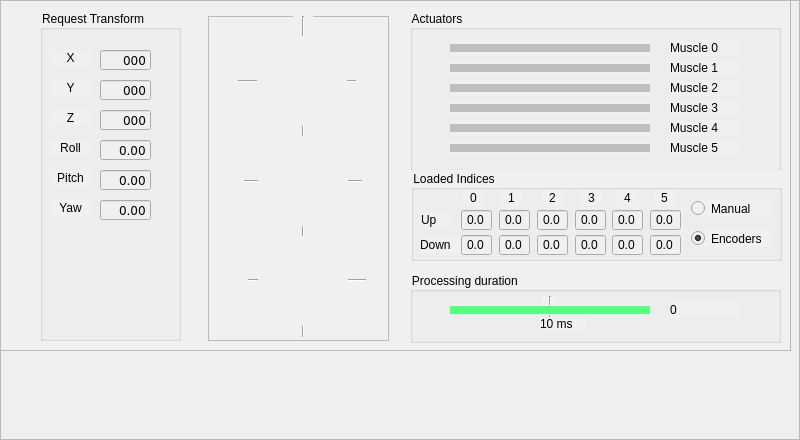
Qt form output_gui.ui (michaelmargolis/MdxMotionPlatformV3) before a commit.
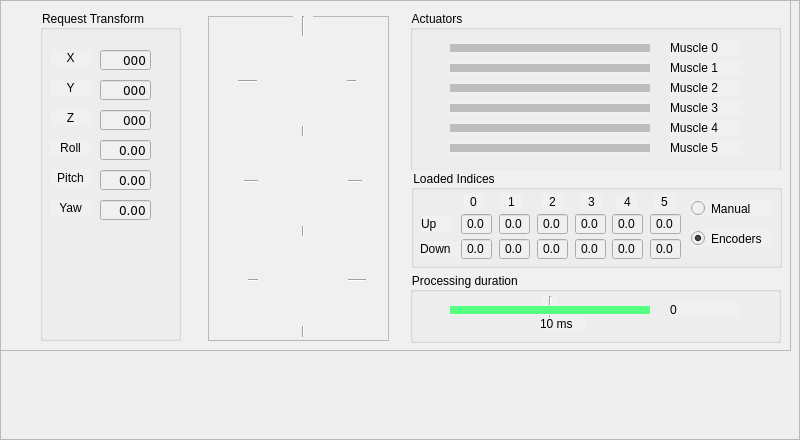
The same form after that commit. Icons and pictures are not drawn.

```diff
--- a/output_gui.ui
+++ b/output_gui.ui
@@ -581,7 +581,7 @@
       <x>411</x>
       <y>170</y>
       <width>371</width>
-      <height>91</height>
+      <height>98</height>
      </rect>
     </property>
     <property name="title">
@@ -591,7 +591,7 @@
      <property name="geometry">
       <rect>
        <x>52</x>
-       <y>20</y>
+       <y>24</y>
        <width>21</width>
        <height>16</height>
       </rect>
@@ -607,7 +607,7 @@
      <property name="geometry">
       <rect>
        <x>50</x>
-       <y>40</y>
+       <y>44</y>
        <width>31</width>
        <height>20</height>
       </rect>
@@ -623,7 +623,7 @@
      <property name="geometry">
       <rect>
        <x>88</x>
-       <y>40</y>
+       <y>44</y>
        <width>31</width>
        <height>20</height>
       </rect>
@@ -639,7 +639,7 @@
      <property name="geometry">
       <rect>
        <x>90</x>
-       <y>20</y>
+       <y>24</y>
        <width>21</width>
        <height>16</height>
       </rect>
@@ -655,7 +655,7 @@
      <property name="geometry">
       <rect>
        <x>126</x>
-       <y>40</y>
+       <y>44</y>
        <width>31</width>
        <height>20</height>
       </rect>
@@ -671,7 +671,7 @@
      <property name="geometry">
       <rect>
        <x>164</x>
-       <y>40</y>
+       <y>44</y>
        <width>31</width>
        <height>20</height>
       </rect>
@@ -687,7 +687,7 @@
      <property name="geometry">
       <rect>
        <x>131</x>
-       <y>20</y>
+       <y>24</y>
        <width>21</width>
        <height>16</height>
       </rect>
@@ -703,7 +703,7 @@
      <property name="geometry">
       <rect>
        <x>170</x>
-       <y>20</y>
+       <y>24</y>
        <width>21</width>
        <height>16</height>
       </rect>
@@ -719,7 +719,7 @@
      <property name="geometry">
       <rect>
        <x>201</x>
-       <y>40</y>
+       <y>44</y>
        <width>31</width>
        <height>20</height>
       </rect>
@@ -735,7 +735,7 @@
      <property name="geometry">
       <rect>
        <x>239</x>
-       <y>40</y>
+       <y>44</y>
        <width>31</width>
        <height>20</height>
       </rect>
@@ -751,7 +751,7 @@
      <property name="geometry">
       <rect>
        <x>206</x>
-       <y>20</y>
+       <y>24</y>
        <width>21</width>
        <height>16</height>
       </rect>
@@ -767,7 +767,7 @@
      <property name="geometry">
       <rect>
        <x>243</x>
-       <y>20</y>
+       <y>24</y>
        <width>21</width>
        <height>16</height>
       </rect>
@@ -783,7 +783,7 @@
      <property name="geometry">
       <rect>
        <x>201</x>
-       <y>65</y>
+       <y>69</y>
        <width>31</width>
        <height>20</height>
       </rect>
@@ -799,7 +799,7 @@
      <property name="geometry">
       <rect>
        <x>126</x>
-       <y>65</y>
+       <y>69</y>
        <width>31</width>
        <height>20</height>
       </rect>
@@ -815,7 +815,7 @@
      <property name="geometry">
       <rect>
        <x>50</x>
-       <y>65</y>
+       <y>69</y>
        <width>31</width>
        <height>20</height>
       </rect>
@@ -831,7 +831,7 @@
      <property name="geometry">
       <rect>
        <x>239</x>
-       <y>65</y>
+       <y>69</y>
        <width>31</width>
        <height>20</height>
       </rect>
@@ -847,7 +847,7 @@
      <property name="geometry">
       <rect>
        <x>164</x>
-       <y>65</y>
+       <y>69</y>
        <width>31</width>
        <height>20</height>
       </rect>
@@ -863,7 +863,7 @@
      <property name="geometry">
       <rect>
        <x>88</x>
-       <y>65</y>
+       <y>69</y>
        <width>31</width>
        <height>20</height>
       </rect>
@@ -908,7 +908,7 @@
      <property name="geometry">
       <rect>
        <x>10</x>
-       <y>42</y>
+       <y>46</y>
        <width>31</width>
        <height>16</height>
       </rect>
@@ -921,7 +921,7 @@
      <property name="geometry">
       <rect>
        <x>9</x>
-       <y>67</y>
+       <y>71</y>
        <width>41</width>
        <height>16</height>
       </rect>
```
